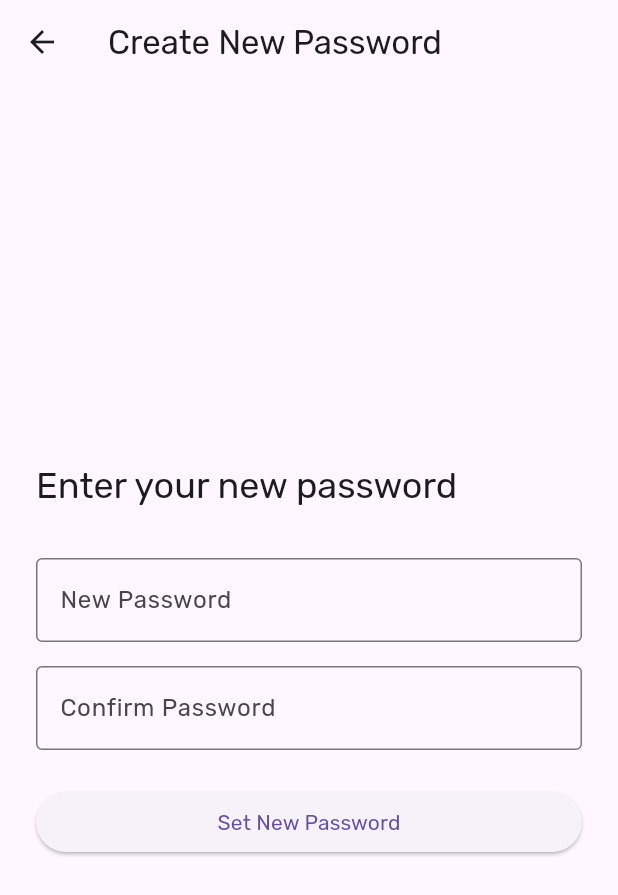
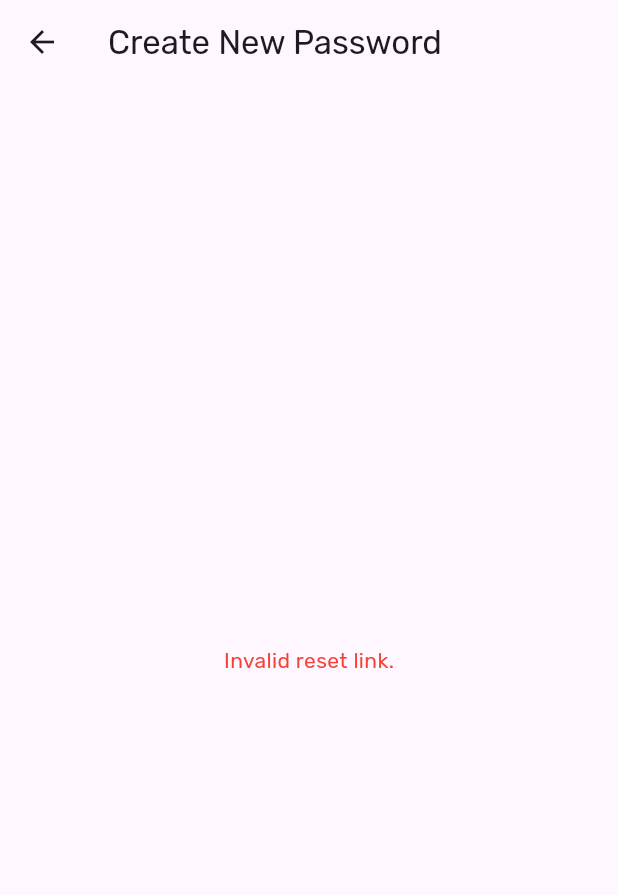
Before and after one commit to Faslurrahman128/LaaLingo, a Flutter app: the ResetPasswordPage screen opened directly with empty values, on a phone screen of 412 x 824 dp. Shown: the top 895 px of the screen. Run offline on Flutter 3.47's test engine with Material 3 defaults, Android fonts, the phone set to English and light mode, and no system bars; drawn by our look-alikes of dynamic_color; our stand-ins replace after_layout, animate_do, animated_text_kit, cloud_firestore, firebase_auth, firebase_storage and 15 more; missing offline and left inert: cool_dropdown, syncfusion_flutter_signaturepad, text_to_speech, translator; accounts and stored records are empty.

Commit message:
Handle both access_token and refresh_token for password reset flow

```diff
--- a/lib/screens/reset_password_page.dart
+++ b/lib/screens/reset_password_page.dart
@@ -1,9 +1,11 @@
 import 'package:flutter/material.dart';
 import 'package:supabase_flutter/supabase_flutter.dart';
 
+
 class ResetPasswordPage extends StatefulWidget {
   final String accessToken;
-  const ResetPasswordPage({Key? key, required this.accessToken}) : super(key: key);
+  final String refreshToken;
+  const ResetPasswordPage({Key? key, required this.accessToken, required this.refreshToken}) : super(key: key);
 
   @override
   State<ResetPasswordPage> createState() => _ResetPasswordPageState();
@@ -15,12 +17,47 @@ class _ResetPasswordPageState extends State<ResetPasswordPage> {
   final _confirmPasswordController = TextEditingController();
   bool _loading = false;
   String? _error;
+  bool _sessionReady = false;
 
   @override
   void dispose() {
     _passwordController.dispose();
     _confirmPasswordController.dispose();
     super.dispose();
+  }
+
+  @override
+  void initState() {
+    super.initState();
+    _setSessionIfNeeded();
+  }
+
+  Future<void> _setSessionIfNeeded() async {
+    if (widget.accessToken.isNotEmpty && widget.refreshToken.isNotEmpty) {
+      try {
+        final supabase = Supabase.instance.client;
+        await supabase.auth.setSession(
+          AccessTokenResponse(
+            accessToken: widget.accessToken,
+            refreshToken: widget.refreshToken,
+            tokenType: 'bearer',
+            expiresIn: 3600,
+            user: null,
+          ),
+        );
+        setState(() {
+          _sessionReady = true;
+        });
+      } catch (e) {
+        setState(() {
+          _error = 'Could not authenticate reset session.';
+        });
+      }
+    } else {
+      setState(() {
+        _error = 'Invalid reset link.';
+      });
+    }
   }
 
   Future<void> _resetPassword() async {
@@ -61,7 +98,8 @@ class _ResetPasswordPageState extends State<ResetPasswordPage> {
     return Scaffold(
       appBar: AppBar(title: const Text('Create New Password')),
       body: Center(
-        child: SingleChildScrollView(
+        child: _sessionReady
+            ? SingleChildScrollView(
                 padding: const EdgeInsets.all(24),
                 child: Form(
                   key: _formKey,
@@ -118,7 +156,13 @@ class _ResetPasswordPageState extends State<ResetPasswordPage> {
                     ],
                   ),
                 ),
-        ),
+              )
+            : _error != null
+                ? Padding(
+                    padding: const EdgeInsets.all(24),
+                    child: Text(_error!, style: const TextStyle(color: Colors.red)),
+                  )
+                : const CircularProgressIndicator(),
       ),
     );
   }
```
Also changed, not shown: lib/main.dart (+6 -2 lines). Lines whose indentation alone changed are shown as unchanged.
